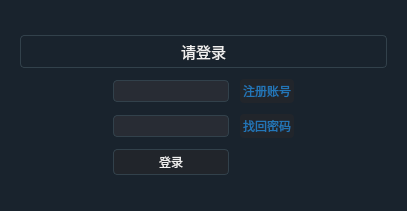
The window that frontend_pc/src/app/login/loginform.ui (zhangzwwww/SE-finalwork) describes before a commit, drawn with Qt 5.
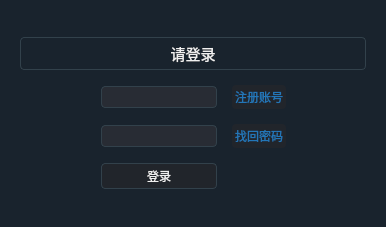
The same window after the commit. Icons and pictures are not drawn.

The edit to the form file:
```diff
--- a/frontend_pc/src/app/login/loginform.ui
+++ b/frontend_pc/src/app/login/loginform.ui
@@ -9,8 +9,8 @@
    <rect>
     <x>0</x>
     <y>0</y>
-    <width>407</width>
-    <height>211</height>
+    <width>386</width>
+    <height>227</height>
    </rect>
   </property>
   <property name="sizePolicy">
@@ -584,7 +584,7 @@
     <widget class="QWidget" name="widget" native="true">
      <layout class="QVBoxLayout" name="verticalLayout">
       <property name="spacing">
-       <number>11</number>
+       <number>15</number>
       </property>
       <item>
        <spacer name="verticalSpacer_2">
```
Left out of the diff: 14 changed lines with no effect on the pictures.
